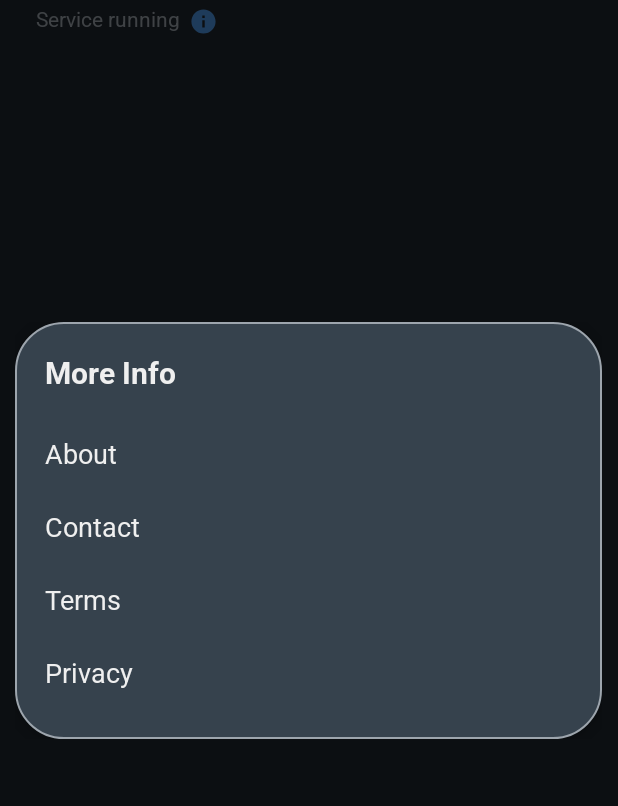
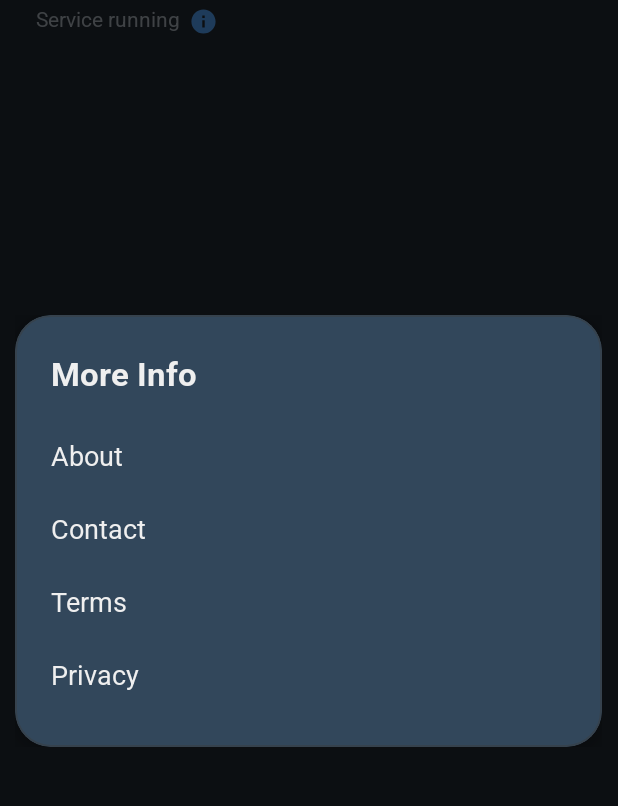
Before and after one commit to Bharathboy/Payment_Tracker, an Android app: the screen it shows after launch (MainActivity), after a tap on "Menu", on a phone screen of 412 x 824 dp, the part 87-893 px from its top. Run offline under Robolectric (Android 15) with nearby library versions, the phone set to English and light mode, and no system bars.

Commit message:
theme consi

```diff
--- a/app/src/main/res/layout/activity_main.xml
+++ b/app/src/main/res/layout/activity_main.xml
@@ -29,7 +29,7 @@
         android:layout_marginTop="24dp"
         android:layout_marginEnd="8dp"
         android:background="?attr/selectableItemBackgroundBorderless"
-        android:contentDescription="Notification"
+        android:contentDescription="Error"
         android:padding="8dp"
         android:src="@drawable/ic_notificationx"
         app:tint="@color/text_secondary"
--- a/app/src/main/res/layout/dialog_menu.xml
+++ b/app/src/main/res/layout/dialog_menu.xml
@@ -1,19 +1,27 @@
 <?xml version="1.0" encoding="utf-8"?>
-<LinearLayout xmlns:android="http://schemas.android.com/apk/res/android"
+<com.google.android.material.card.MaterialCardView xmlns:android="http://schemas.android.com/apk/res/android"
+    xmlns:app="http://schemas.android.com/apk/res-auto"
+    android:layout_width="match_parent"
+    android:layout_height="wrap_content"
+    android:layout_margin="16dp"
+    app:cardBackgroundColor="@color/bg_panel"
+    app:cardCornerRadius="24dp"
+    app:cardElevation="8dp"
+    app:strokeColor="@color/border_primary_light"
+    app:strokeWidth="1dp">
+
+    <LinearLayout
         android:layout_width="match_parent"
         android:layout_height="wrap_content"
         android:orientation="vertical"
-    android:background="@drawable/glass_panel_background"
-    android:padding="20dp"
-    android:elevation="4dp"
-    android:layout_gravity="center">
+        android:padding="24dp">
 
         <TextView
             android:id="@+id/dialogTitle"
             android:layout_width="wrap_content"
             android:layout_height="wrap_content"
             android:text="More Info"
-        android:textSize="20sp"
+            android:textSize="22sp"
             android:textStyle="bold"
             android:textColor="@color/text_primary"
             android:layout_marginBottom="16dp" />
@@ -25,8 +33,7 @@
             android:text="About"
             android:textSize="18sp"
             android:textColor="@color/text_primary"
-        android:paddingTop="12dp"
-        android:paddingBottom="12dp"
+            android:paddingVertical="12dp"
             android:clickable="true"
             android:focusable="true"
             android:background="?android:attr/selectableItemBackground" />
@@ -38,8 +45,7 @@
             android:text="Contact"
             android:textSize="18sp"
             android:textColor="@color/text_primary"
-        android:paddingTop="12dp"
-        android:paddingBottom="12dp"
+            android:paddingVertical="12dp"
             android:clickable="true"
             android:focusable="true"
             android:background="?android:attr/selectableItemBackground" />
@@ -51,8 +57,7 @@
             android:text="Terms"
             android:textSize="18sp"
             android:textColor="@color/text_primary"
-        android:paddingTop="12dp"
-        android:paddingBottom="12dp"
+            android:paddingVertical="12dp"
             android:clickable="true"
             android:focusable="true"
             android:background="?android:attr/selectableItemBackground" />
@@ -64,10 +69,10 @@
             android:text="Privacy"
             android:textSize="18sp"
             android:textColor="@color/text_primary"
-        android:paddingTop="12dp"
-        android:paddingBottom="12dp"
+            android:paddingVertical="12dp"
             android:clickable="true"
             android:focusable="true"
             android:background="?android:attr/selectableItemBackground" />
+    </LinearLayout>
 
-</LinearLayout>
+</com.google.android.material.card.MaterialCardView>
```
Also changed, not shown: app/src/main/java/com/example/paymenttracker/MainActivity.java (+18 -18 lines), app/src/main/res/layout/dialog_battery_optimization.xml (+22 -16 lines), app/src/main/res/layout/dialog_info_message.xml (added, +52 -0 lines). Lines whose indentation alone changed are shown as unchanged.
